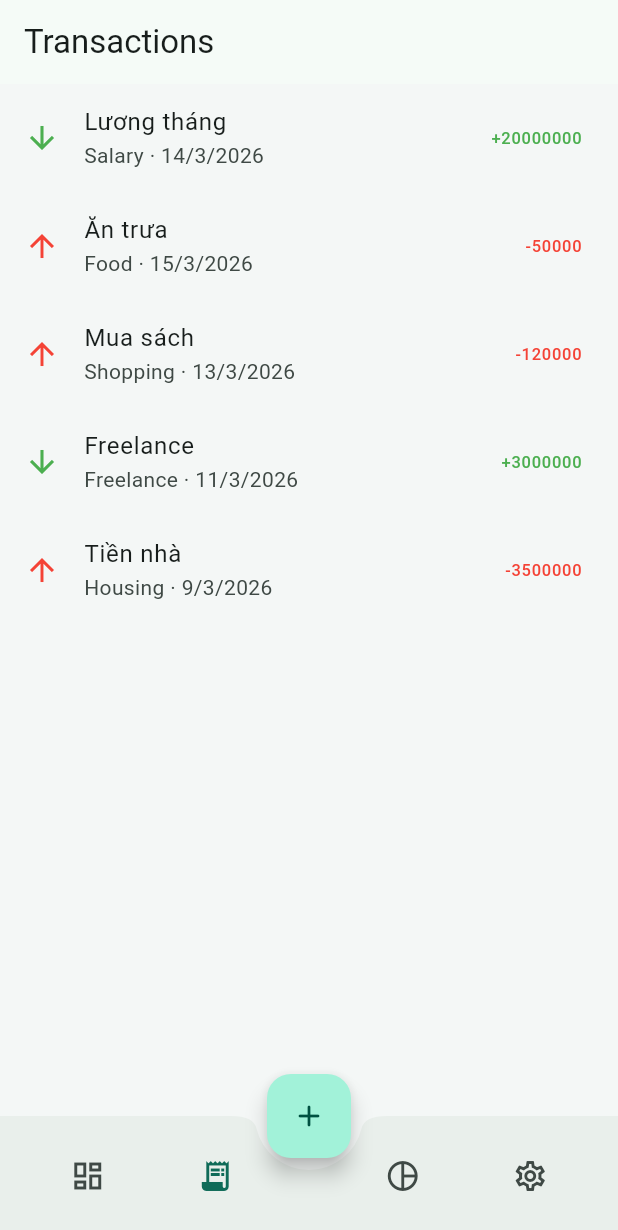
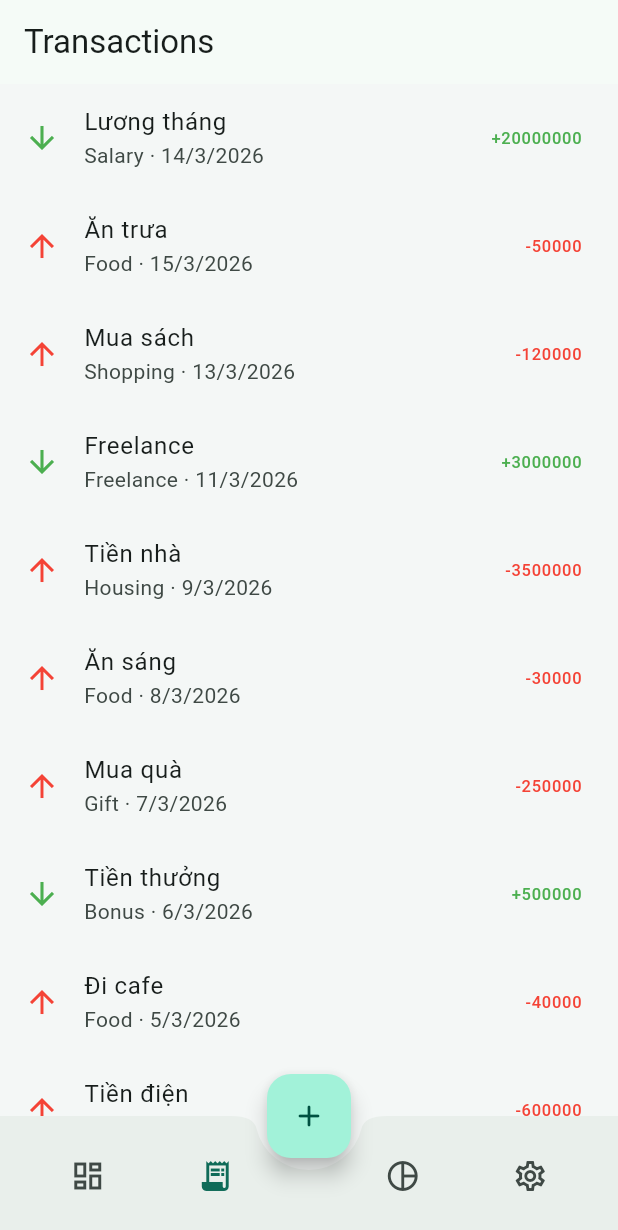
Before and after one commit to viethoanq05/expense_tracker_app, a Flutter app: the screen it shows after launch, item 2 of the bottom bar chosen, on a phone screen of 412 x 824 dp. Shown: the top 1230 px of the screen. Run offline on Flutter 3.47's test engine with Material 3 defaults, Android fonts, the phone set to English and light mode, and no system bars; our stand-ins replace cloud_firestore, firebase_core, fl_chart; accounts and stored records are empty.

Commit message:
Add files via upload

```diff
--- a/lib/models/local_demo_data.dart
+++ b/lib/models/local_demo_data.dart
@@ -42,4 +42,86 @@ final List<TransactionRecord> localDemoTransactions = [
     category: 'Housing',
     type: TransactionType.expense,
   ),
+  // Week 2
+  TransactionRecord(
+    id: 'local_006',
+    title: 'Ăn sáng',
+    amount: 30000,
+    date: DateTime.now().subtract(const Duration(days: 8)),
+    category: 'Food',
+    type: TransactionType.expense,
+  ),
+  TransactionRecord(
+    id: 'local_007',
+    title: 'Mua quà',
+    amount: 250000,
+    date: DateTime.now().subtract(const Duration(days: 9)),
+    category: 'Gift',
+    type: TransactionType.expense,
+  ),
+  TransactionRecord(
+    id: 'local_008',
+    title: 'Tiền thưởng',
+    amount: 500000,
+    date: DateTime.now().subtract(const Duration(days: 10)),
+    category: 'Bonus',
+    type: TransactionType.income,
+  ),
+  TransactionRecord(
+    id: 'local_009',
+    title: 'Đi cafe',
+    amount: 40000,
+    date: DateTime.now().subtract(const Duration(days: 11)),
+    category: 'Food',
+    type: TransactionType.expense,
+  ),
+  TransactionRecord(
+    id: 'local_010',
+    title: 'Tiền điện',
+    amount: 600000,
+    date: DateTime.now().subtract(const Duration(days: 12)),
+    category: 'Utilities',
+    type: TransactionType.expense,
+  ),
+  // Week 3
+  TransactionRecord(
+    id: 'local_011',
+    title: 'Ăn tối',
+    amount: 70000,
+    date: DateTime.now().subtract(const Duration(days: 15)),
+    category: 'Food',
+    type: TransactionType.expense,
+  ),
+  TransactionRecord(
+    id: 'local_012',
+    title: 'Mua đồ dùng',
+    amount: 180000,
+    date: DateTime.now().subtract(const Duration(days: 16)),
+    category: 'Shopping',
+    type: TransactionType.expense,
+  ),
+  TransactionRecord(
+    id: 'local_013',
+    title: 'Tiền thưởng',
+    amount: 800000,
+    date: DateTime.now().subtract(const Duration(days: 17)),
+    category: 'Bonus',
+    type: TransactionType.income,
+  ),
+  TransactionRecord(
+    id: 'local_014',
+    title: 'Đi nhậu',
+    amount: 150000,
+    date: DateTime.now().subtract(const Duration(days: 18)),
+    category: 'Entertainment',
+    type: TransactionType.expense,
+  ),
+  TransactionRecord(
+    id: 'local_015',
+    title: 'Tiền nước',
+    amount: 200000,
+    date: DateTime.now().subtract(const Duration(days: 19)),
+    category: 'Utilities',
+    type: TransactionType.expense,
+  ),
 ];
--- a/lib/screens/budget_screen.dart
+++ b/lib/screens/budget_screen.dart
@@ -10,17 +10,16 @@ class BudgetScreen extends StatelessWidget {
   static List<FlSpot> buildLineSpots(
       List<TransactionRecord> transactions, TransactionType type) {
     final Map<int, double> dailyTotals = {};
-
+    final List<int> days = [];
     for (var tx in transactions) {
       if (tx.type == type) {
         final day = tx.date.day;
         dailyTotals[day] = (dailyTotals[day] ?? 0) + tx.amount;
+        if (!days.contains(day)) days.add(day);
       }
     }
-
-    return dailyTotals.entries
-        .map((e) => FlSpot(e.key.toDouble(), e.value))
-        .toList();
+    days.sort();
+    return days.map((day) => FlSpot(day.toDouble(), dailyTotals[day] ?? 0)).toList();
   }
 
   @override
@@ -133,6 +132,8 @@ class BudgetScreen extends StatelessWidget {
               height: 220,
               child: LineChart(
                 LineChartData(
+                  minX: transactions.isEmpty ? 0 : transactions.map((tx) => tx.date.day.toDouble()).reduce((a, b) => a < b ? a : b) - 1,
+                  maxX: transactions.isEmpty ? 31 : transactions.map((tx) => tx.date.day.toDouble()).reduce((a, b) => a > b ? a : b) + 2,
                   titlesData: FlTitlesData(
                     topTitles: AxisTitles(
                       sideTitles: SideTitles(showTitles: false),
@@ -183,7 +184,10 @@ class BudgetScreen extends StatelessWidget {
               height: 200,
               child: BarChart(
                 BarChartData(
-                  barGroups: weekIncome.keys.map((week) {
+                  barGroups: (() {
+                    final weeks = {...weekIncome.keys, ...weekExpense.keys}.toList();
+                    weeks.sort();
+                    return weeks.map((week) {
                       return BarChartGroupData(
                         x: week,
                         barRods: [
@@ -197,7 +201,8 @@ class BudgetScreen extends StatelessWidget {
                           ),
                         ],
                       );
-                  }).toList(),
+                    }).toList();
+                  })(),
                 ),
               ),
             ),
```
Lines whose indentation alone changed are shown as unchanged.
